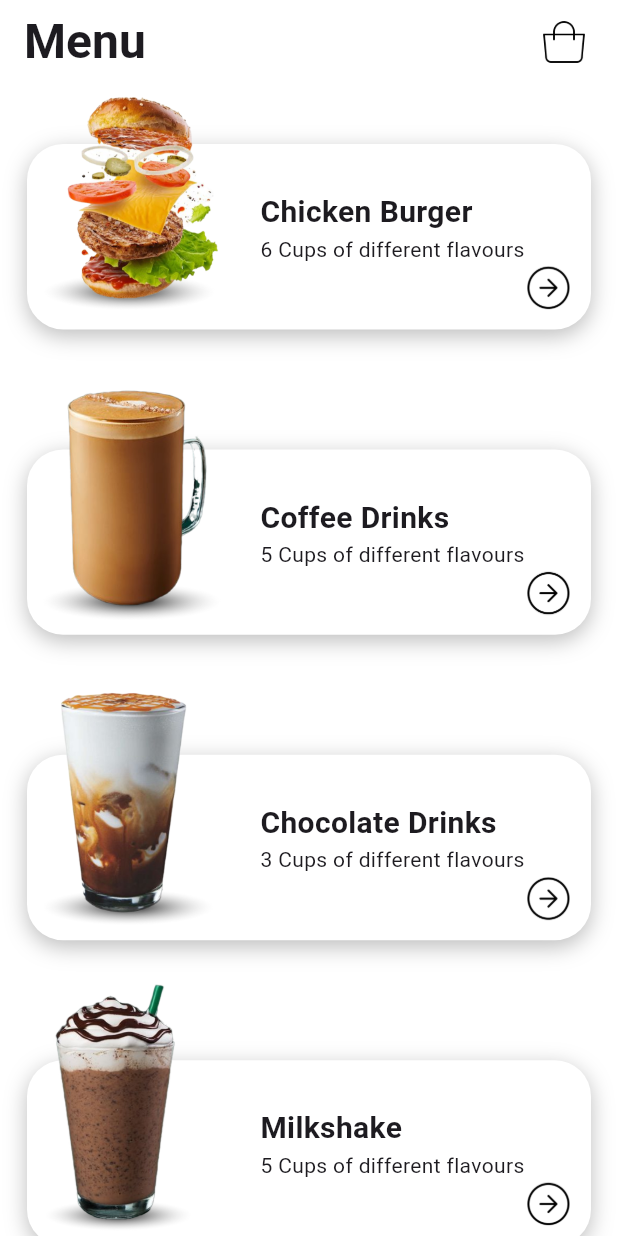
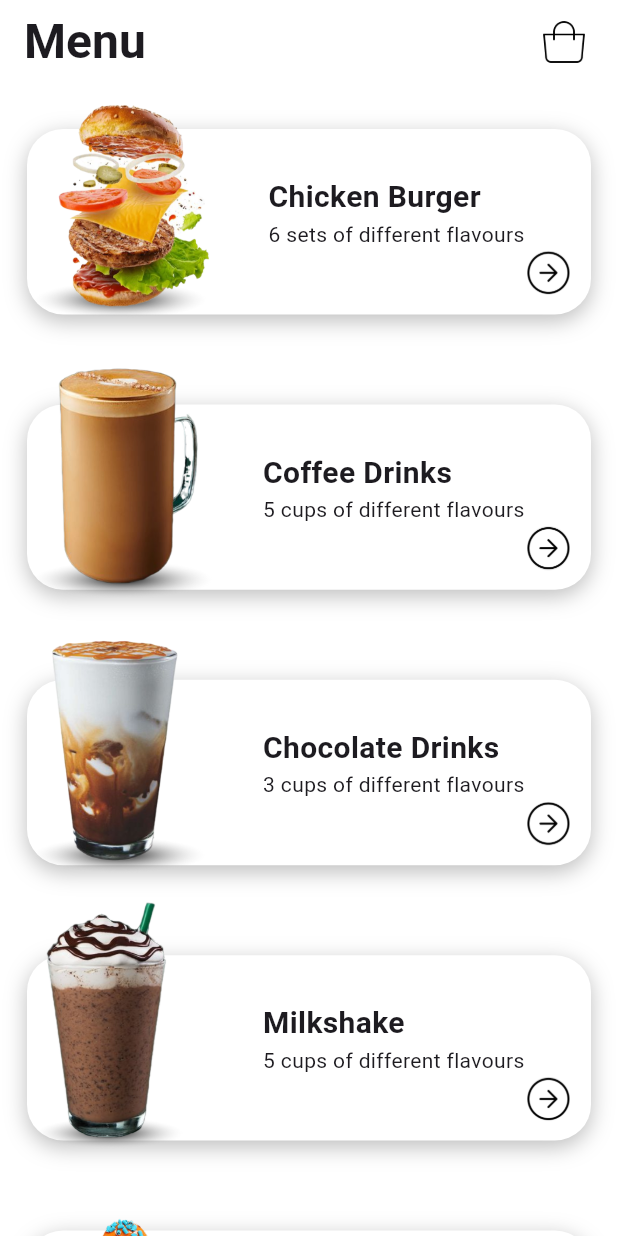
Before and after one commit to ahmedjalambo-dev/mc-Donald-s, a Flutter app: the screen it shows after launch, on a phone screen of 412 x 824 dp. Run offline on Flutter 3.47's test engine with Material 3 defaults, Android fonts, the phone set to English and light mode, and no system bars.

Commit message:
refactor MenuCard and MenuModel to use String for numOfFlavours and update related values

```diff
--- a/lib/screens/menu/menu_card.dart
+++ b/lib/screens/menu/menu_card.dart
@@ -1,10 +1,9 @@
-import 'package:flutter/foundation.dart';
 import 'package:flutter/material.dart';
 import 'package:mc_donalds/constants/app_assets.dart';
 
 class MenuCard extends StatelessWidget {
   final String name;
-  final int numOfFlavours;
+  final String numOfFlavours;
   final String imageUrl;
 
   const MenuCard({
@@ -24,7 +23,7 @@ class MenuCard extends StatelessWidget {
         Container(
           height: size.height * 0.15,
           padding: EdgeInsets.only(bottom: size.width * 0.03),
-          margin: const EdgeInsets.symmetric(vertical: 40),
+          margin: const EdgeInsets.symmetric(vertical: 30),
           decoration: BoxDecoration(
             color: Colors.white,
             borderRadius: BorderRadius.circular(24),
@@ -40,6 +39,7 @@ class MenuCard extends StatelessWidget {
             mainAxisAlignment: MainAxisAlignment.center,
             children: [
               Spacer(),
+              // Text and Number of Flavours
               Column(
                 mainAxisAlignment: MainAxisAlignment.center,
                 crossAxisAlignment: CrossAxisAlignment.start,
@@ -49,11 +49,12 @@ class MenuCard extends StatelessWidget {
                     style: TextStyle(fontSize: 20, fontWeight: FontWeight.bold),
                   ),
                   Text(
-                    '$numOfFlavours Cups of different flavours',
+                    '$numOfFlavours of different flavours',
                     style: TextStyle(fontSize: 14),
                   ),
                 ],
               ),
+
               // Arrow Icon
               Align(
                 alignment: AlignmentDirectional.bottomEnd,
@@ -66,8 +67,8 @@ class MenuCard extends StatelessWidget {
 
         // Image Above Card
         Positioned(
-          bottom: 50,
-          left: 10,
+          bottom: size.height * 0.03,
+          left: size.width * 0.01,
           child: Image.asset(
             imageUrl,
             height: size.height * 0.20,
--- a/lib/screens/menu/menu_model.dart
+++ b/lib/screens/menu/menu_model.dart
@@ -2,7 +2,7 @@ import 'package:mc_donalds/constants/app_assets.dart';
 
 class MenuModel {
   final String name;
-  final int numOfFlavours;
+  final String numOfFlavours;
   final String imageUrl;
 
   MenuModel({
@@ -14,33 +14,33 @@ class MenuModel {
   static List<MenuModel> listMenu = [
     MenuModel(
       name: 'Chicken Burger',
-      numOfFlavours: 6,
+      numOfFlavours: '6 sets',
       imageUrl: AppAssets.chickenBurger,
     ),
 
     MenuModel(
       name: 'Coffee Drinks',
-      numOfFlavours: 5,
+      numOfFlavours: '5 cups',
       imageUrl: AppAssets.coffeeDrinks,
     ),
     MenuModel(
       name: 'Chocolate Drinks',
-      numOfFlavours: 3,
+      numOfFlavours: '3 cups',
       imageUrl: AppAssets.chocolateDrinks,
     ),
     MenuModel(
       name: 'Milkshake',
-      numOfFlavours: 5,
+      numOfFlavours: '5 cups',
       imageUrl: AppAssets.milkshake,
     ),
     MenuModel(
       name: 'Colorful Donuts',
-      numOfFlavours: 6,
+      numOfFlavours: '6 sets',
       imageUrl: AppAssets.colorfulAndTastyDonuts,
     ),
     MenuModel(
       name: 'Pile of Wholegra',
-      numOfFlavours: 6,
+      numOfFlavours: '6 sets',
       imageUrl: AppAssets.pileOfWholegra,
     ),
   ];
```
